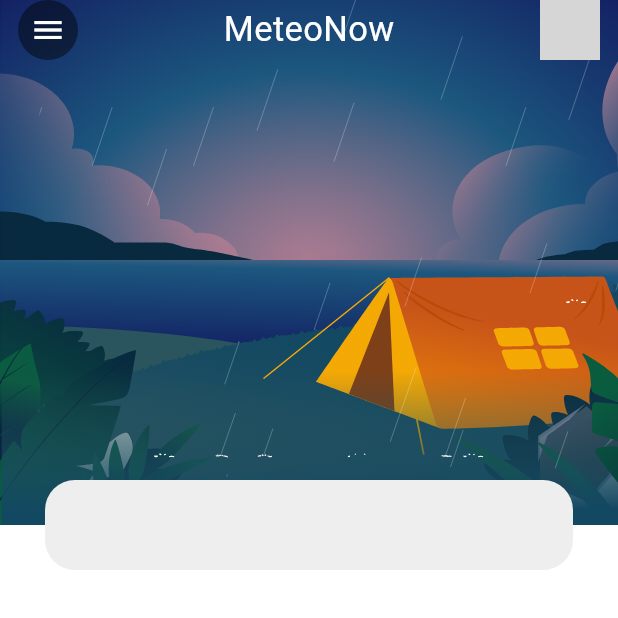
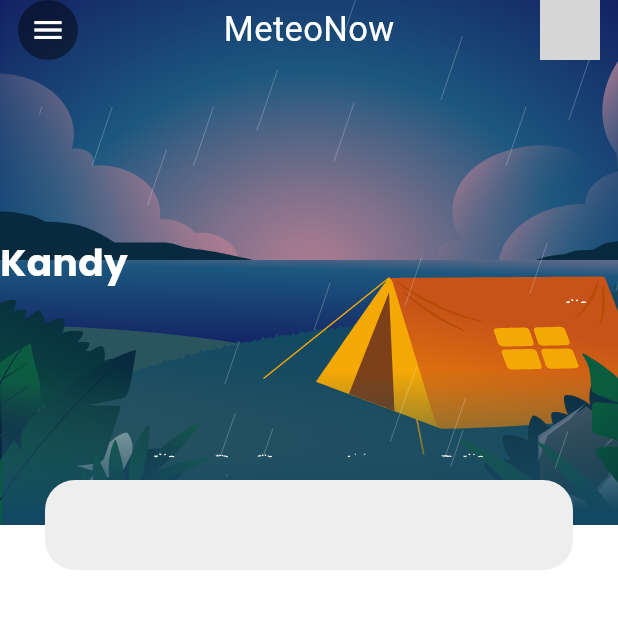
Before and after one commit to Eranga035225/Weather-app-flutter, a Flutter app: the screen it shows after launch, on a phone screen of 412 x 824 dp, the top half of it. Run offline on Flutter 3.47's test engine with Material 3 defaults, Android fonts, the phone set to English and light mode, and no system bars; our stand-ins replace google_fonts, lottie; network calls fail; grey boxes are pictures that could not be loaded.

Commit message:
ADDING section 3

```diff
--- a/weather_app/lib/Screens/home_screen.dart
+++ b/weather_app/lib/Screens/home_screen.dart
@@ -22,9 +22,29 @@ class _HomeScreenState extends State<HomeScreen> {
               Container(
                 width: double.infinity,
                 height: 350,
-                child: ClipRect(child: Lottie.asset('assets/lotties/rainy.json', width: double.infinity, repeat: true, height: 350, fit: BoxFit.fill)),
+                child: Stack(
+                  children: [
+                    ClipRect(
+                       child: Lottie.asset('assets/lotties/rainy.json', width: double.infinity, repeat: true, height: 350, fit: BoxFit.fill)
+                       ),
+                    Align(
+                      alignment: Alignment.centerLeft,
+                      child: Column(
+                        mainAxisSize: MainAxisSize.min,
 
-              ),
+                        children: [
+                          Text('Kandy', style: GoogleFonts.poppins(fontWeight: FontWeight.bold, fontSize: 25, color: Colors.white),),
+
+                      ],)
+                    )
+
+
+
+                  ],
+                ),
+
+              )
+              ,
               SafeArea(
                 child: Padding(
                   padding: const EdgeInsets.symmetric(horizontal: 12.0),
```
